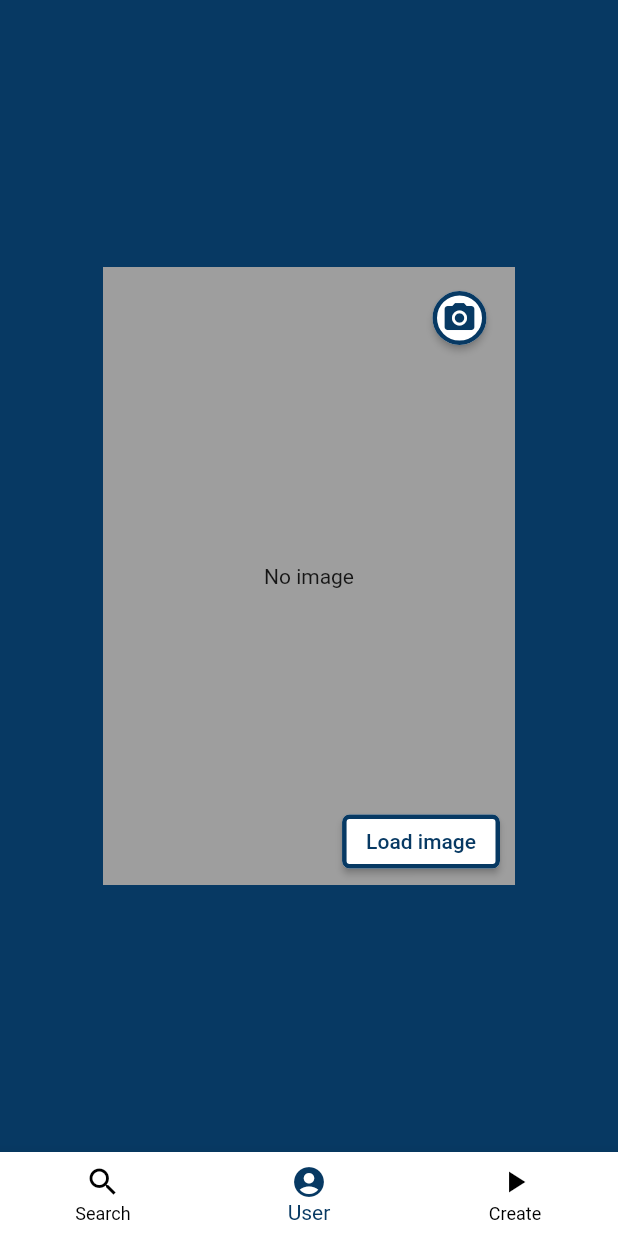
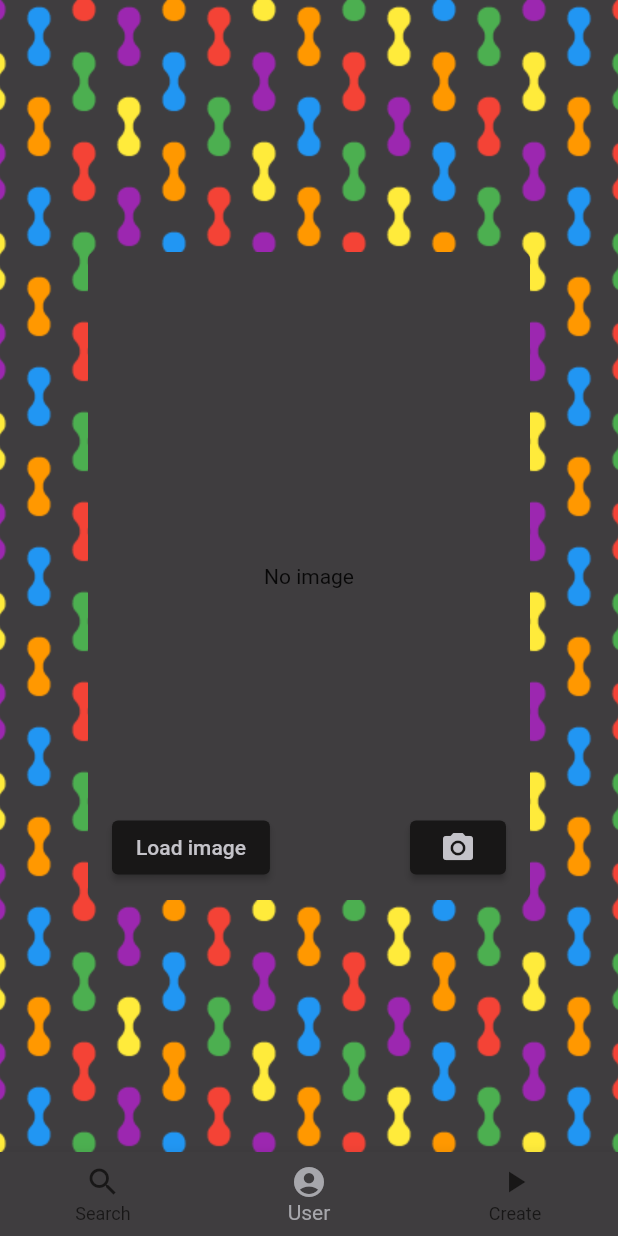
Before and after one commit to luischavesdev/Socialmind, a Flutter app: the MainMenuScreen screen opened by its route, item 2 of the bottom bar chosen, after a tap on the "camera alt" icon, on a phone screen of 412 x 824 dp. Run offline on Flutter 3.47's test engine with Material 2 defaults, Android fonts, the phone set to English and light mode, and no system bars; our stand-ins replace cloud_firestore, device_info_plus, firebase_core, google_maps_flutter, image_picker, location and 1 more; missing offline and left inert: mqtt_client, shake; accounts and stored records are empty; generated files the repository leaves out were written again; statements that could not run were skipped.

Commit message:
Sensors + UI
- Added phone shake detection using sensors to randomize the color code
- Reworked most screen's UI

```diff
--- a/milestone_1b_camera/lib/main.dart
+++ b/milestone_1b_camera/lib/main.dart
@@ -26,9 +26,25 @@ class MyApp extends StatelessWidget {
 
   @override
   Widget build(BuildContext context) {
+    final ThemeData theme = ThemeData();
+    const Color backgroundColor = Color.fromARGB(255, 63, 61, 63);
+
     return MaterialApp(
-      title: 'Mastermind',
-      theme: ThemeData(primarySwatch: Colors.blue),
+      debugShowCheckedModeBanner: false,
+      title: 'Socialmind',
+
+      // Customize theme
+      theme: theme.copyWith(
+        colorScheme: theme.colorScheme.copyWith(
+          primary: const Color.fromARGB(255, 24, 23, 23),
+          onPrimary: const Color.fromARGB(255, 196, 195, 201),
+          secondary: const Color.fromARGB(255, 167, 167, 172),
+          // background uses the same color as surface
+          background: backgroundColor,
+          surface: backgroundColor,
+        ),
+      ),
+
       routes: {
         '/': (context) => const MyHomePage(),
         '/mainMenu': (context) => const MainMenuScreen(),
@@ -56,7 +72,8 @@ class _MyHomePageState extends State<MyHomePage> {
 
   Future<String?> getUsername() async {
     final prefs = await SharedPreferences.getInstance();
-    if (prefs.getString('username') != null) _text = prefs.getString('username');
+    if (prefs.getString('username') != null)
+      _text = prefs.getString('username');
     return prefs.getString('username');
   }
 
@@ -69,40 +86,74 @@ class _MyHomePageState extends State<MyHomePage> {
         builder: (context, snapshot) {
           if (snapshot.connectionState == ConnectionState.done) {
             return Scaffold(
-              appBar: AppBar(title: Text(AppLocalizations.of(context)!.mainPageTitle)),
-              body: Center(
+              // appBar: AppBar(
+              //     title: Text(AppLocalizations.of(context)!.mainPageTitle)),
+              body: Container(
+                decoration: const BoxDecoration(
+                  image: DecorationImage(
+                    image: AssetImage("images/socialmind_pattern.png"),
+                    repeat: ImageRepeat.repeat,
+                  ),
+                ),
+                child: Center(
                     child: Padding(
-                padding: const EdgeInsets.only(left: 30.0, right: 30.0),
+                  padding: const EdgeInsets.symmetric(horizontal: 30.0),
+                  child: Container(
+                    decoration: BoxDecoration(
+                      color: Theme.of(context).colorScheme.background,
+                      border: Border.all(
+                        color: Theme.of(context).colorScheme.background,
+                      ),
+                      borderRadius: const BorderRadius.all(Radius.circular(5)),
+                    ),
                     child: Column(
+                      mainAxisSize: MainAxisSize.min,
                       mainAxisAlignment: MainAxisAlignment.center,
                       crossAxisAlignment: CrossAxisAlignment.start,
                       children: [
+                        const Image(
+                          image: AssetImage("images/logo_2x.png"),
+                        ),
+                        const SizedBox(height: 20),
                         Text(AppLocalizations.of(context)!.userNameLabel,
-                          textScaleFactor: 1.5, style: const TextStyle(color: Colors.grey)),
+                            textScaleFactor: 1.5,
+                            style: const TextStyle(color: Colors.grey)),
                         TextFormField(
                           initialValue: snapshot.data,
                           style: const TextStyle(fontWeight: FontWeight.bold),
                           decoration: InputDecoration(
-                            border: const OutlineInputBorder(), hintText: AppLocalizations.of(context)!.hintTextLabel),
+                              border: const OutlineInputBorder(),
+                              hintText:
+                                  AppLocalizations.of(context)!.hintTextLabel),
                           onChanged: (newText) => _text = newText,
                         ),
-                      const SizedBox(height: 40),
+                        const SizedBox(height: 10),
                         TextButton(
                           style: TextButton.styleFrom(
                             minimumSize: const Size(double.infinity, 40),
-                              backgroundColor: const Color.fromARGB(255, 7, 57, 99),
-                              foregroundColor: Colors.white),
+                            backgroundColor:
+                                Theme.of(context).colorScheme.primary,
+                            foregroundColor:
+                                Theme.of(context).colorScheme.onPrimary,
+                          ),
                           onPressed: () async {
                             if (_text != null) {
-                              final prefs = await SharedPreferences.getInstance();
+                              final prefs =
+                                  await SharedPreferences.getInstance();
                               await prefs.setString('username', _text!);
                               provider.setUsername(_text!);
                               Navigator.of(context).pushNamed('/mainMenu');
                             }
                           },
-                          child: Text(AppLocalizations.of(context)!.playButtonLabel))
-                    ]),
+                          child: Text(
+                              AppLocalizations.of(context)!.playButtonLabel),
+                        ),
+                        const SizedBox(height: 10),
+                      ],
+                    ),
+                  ),
                 )),
+              ),
             );
           } else {
             return const CircularProgressIndicator();
--- a/milestone_1b_camera/lib/main_menu_screen.dart
+++ b/milestone_1b_camera/lib/main_menu_screen.dart
@@ -25,9 +25,9 @@ class _MainMenuScreenState extends State<MainMenuScreen> {
       body: screens[_selectedIndex],
       bottomNavigationBar: BottomNavigationBar(
         type: BottomNavigationBarType.fixed,
-        selectedItemColor: const Color.fromARGB(255, 7, 57, 99),
-        unselectedItemColor: Colors.black,
-        backgroundColor: Colors.white,
+        selectedItemColor: Theme.of(context).colorScheme.secondary,
+        unselectedItemColor: Theme.of(context).colorScheme.primary,
+        backgroundColor: Theme.of(context).colorScheme.background,
         showUnselectedLabels: true,
         items: [
           BottomNavigationBarItem(
--- a/milestone_1b_camera/lib/mqtt_app_state.dart
+++ b/milestone_1b_camera/lib/mqtt_app_state.dart
@@ -5,7 +5,8 @@ enum MQTTAppConnectionState { connected, disconnected, connecting }
 enum MQTTPlayerNum { p0, p1, p2 }
 
 class MQTTAppState with ChangeNotifier {
-  MQTTAppConnectionState _appConnectionState = MQTTAppConnectionState.disconnected;
+  MQTTAppConnectionState _appConnectionState =
+      MQTTAppConnectionState.disconnected;
   bool _idWasSent = false;
   MQTTPlayerNum _currentPlayerNum = MQTTPlayerNum.p0;
   bool _canPlay = false;
--- a/milestone_1b_camera/lib/user_page.dart
+++ b/milestone_1b_camera/lib/user_page.dart
@@ -10,7 +10,6 @@ import 'package:shared_preferences/shared_preferences.dart';
 import 'package:flutter_gen/gen_l10n/app_localizations.dart';
 
 import 'app_data_provider.dart';
-
 
 class UserPage extends StatefulWidget {
   const UserPage({super.key});
@@ -36,62 +35,82 @@ class _UserPageState extends State<UserPage> {
         future: getImage(),
         builder: (context, snapshot) {
           if (snapshot.connectionState == ConnectionState.done) {
-          return ConstrainedBox(
-            constraints: BoxConstraints(maxHeight: MediaQuery.of(context).size.height / 2, maxWidth: MediaQuery.of(context).size.width / 1.5),
-            child:
-              Stack(
+            return Container(
+              decoration: BoxDecoration(
+                color: Theme.of(context).colorScheme.background,
+                borderRadius: const BorderRadius.all(Radius.circular(5)),
+              ),
+              child: Padding(
+                padding: const EdgeInsets.all(10.0),
+                child: ConstrainedBox(
+                    constraints: BoxConstraints(
+                        maxHeight: MediaQuery.of(context).size.height / 2,
+                        maxWidth: MediaQuery.of(context).size.width / 1.5),
+                    child: Stack(
                       fit: StackFit.expand,
                       children: [
-                  if (snapshot.data != null && File(snapshot.data!).existsSync())
+                        if (snapshot.data != null &&
+                            File(snapshot.data!).existsSync())
                           Image.file(File(snapshot.data!), fit: BoxFit.fill)
                         else
                           Container(
-                      color: Colors.grey,
-                      child: Center(child: Text(AppLocalizations.of(context)!.noImageLabel))
-                    ),
+                              color: Theme.of(context).colorScheme.background,
+                              child: Center(
+                                  child: Text(AppLocalizations.of(context)!
+                                      .noImageLabel))),
                         Positioned(
-                    right: 10,
-                    bottom: 5,
+                          left: 6,
+                          bottom: 1,
                           child: ElevatedButton(
-                      style: TextButton.styleFrom(backgroundColor: Colors.white, foregroundColor: const Color.fromARGB(255, 7, 57, 99), shape: RoundedRectangleBorder(side: const BorderSide(width: 3, color: Color.fromARGB(255, 7, 57, 99)), borderRadius: BorderRadius.circular(5.0))),
-                      child: Text(AppLocalizations.of(context)!.loadImageLabel),
+                            child: Text(
+                                AppLocalizations.of(context)!.loadImageLabel),
                             onPressed: () async {
-                        final img = await ImagePicker().pickImage(source: ImageSource.gallery);
+                              final img = await ImagePicker()
+                                  .pickImage(source: ImageSource.gallery);
                               if (img == null) return;
-                        final prefs = await SharedPreferences.getInstance();
+                              final prefs =
+                                  await SharedPreferences.getInstance();
                               prefs.setString('image', img.path);
+                              setState(() {});
                             },
                           ),
                         ),
                         Positioned(
-                    right: 5,
-                    top: 10,
+                          right: 6,
+                          bottom: 1,
                           child: ElevatedButton(
-                      style: TextButton.styleFrom(backgroundColor: Colors.white, shape: const CircleBorder(side: BorderSide(width: 3, color: Color.fromARGB(255, 7, 57, 99)))),
                             onPressed: () async {
-                        final img = await ImagePicker().pickImage(source: ImageSource.camera);
+                              final img = await ImagePicker()
+                                  .pickImage(source: ImageSource.camera);
                               if (img == null) return;
-                        final prefs = await SharedPreferences.getInstance();
+                              final prefs =
+                                  await SharedPreferences.getInstance();
                               prefs.setString('image', img.path);
+                              setState(() {});
                             },
-                      child: const Icon(Icons.camera_alt, color: Color.fromARGB(255, 7, 57, 99)),
+                            child: const Icon(Icons.camera_alt),
                           ),
                         ),
                       ],
-              )
+                    )),
+              ),
             );
           } else {
             return const CircularProgressIndicator();
           }
-      }
-    );
+        });
   }
 
   @override
   Widget build(BuildContext context) {
     return Scaffold(
       body: Container(
-        color: const Color.fromARGB(255, 7, 57, 99),
+        decoration: const BoxDecoration(
+          image: DecorationImage(
+            image: AssetImage("images/socialmind_pattern.png"),
+            repeat: ImageRepeat.repeat,
+          ),
+        ),
         child: Center(
           child: imageDisplay(),
         ),
```
Also changed, not shown: milestone_1b_camera/lib/mqtt_manager.dart (+14 -8 lines), milestone_1b_camera/lib/play_page.dart (+66 -18 lines), milestone_1b_camera/lib/search_page.dart (+45 -17 lines), milestone_1b_camera/pubspec.yaml (+6 -4 lines), milestone_1b_camera/assets/oopsImg.png (deleted), milestone_1b_camera/assets/paperBckgrnd.png (deleted), milestone_1b_camera/assets/profilePicExmpl.jpg (deleted), milestone_1b_camera/assets/profilePicExmpl.png (deleted), milestone_1b_camera/images/logo_2x.png (added), milestone_1b_camera/images/socialmind_pattern.png (added), milestone_1b_camera/pubspec.lock. Lines whose indentation alone changed are shown as unchanged.
